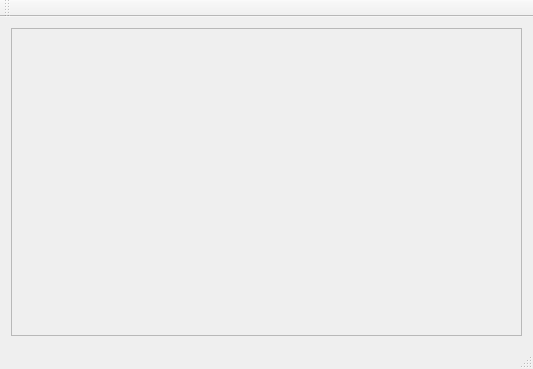
Qt form mainwindow.ui (max-tree/Heat-Transfer-App) before a commit.
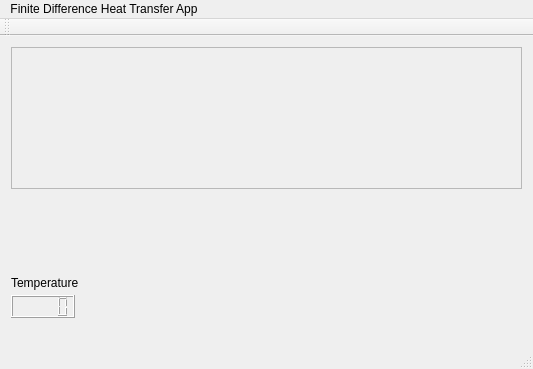
The same form after that commit.

Commit message: Got the Heat Transfer information into the mouse click callback function. It can now determine which node you are clicking on.

Diff of the .ui file:
```diff
--- a/mainwindow.ui
+++ b/mainwindow.ui
@@ -25,6 +25,33 @@
       </property>
      </widget>
     </item>
+    <item row="2" column="0">
+     <widget class="QWidget" name="temperatureReadings" native="true">
+      <widget class="QLCDNumber" name="lcdNumber">
+       <property name="geometry">
+        <rect>
+         <x>0</x>
+         <y>100</y>
+         <width>64</width>
+         <height>23</height>
+        </rect>
+       </property>
+      </widget>
+      <widget class="QLabel" name="label">
+       <property name="geometry">
+        <rect>
+         <x>0</x>
+         <y>80</y>
+         <width>81</width>
+         <height>16</height>
+        </rect>
+       </property>
+       <property name="text">
+        <string>Temperature</string>
+       </property>
+      </widget>
+     </widget>
+    </item>
    </layout>
   </widget>
   <widget class="QMenuBar" name="menuBar">
@@ -36,6 +63,12 @@
      <height>26</height>
     </rect>
    </property>
+   <widget class="QMenu" name="menuFinite_Difference_Heat_Transfer_App">
+    <property name="title">
+     <string>Finite Difference Heat Transfer App</string>
+    </property>
+   </widget>
+   <addaction name="menuFinite_Difference_Heat_Transfer_App"/>
   </widget>
   <widget class="QToolBar" name="mainToolBar">
    <attribute name="toolBarArea">
```
The commit also changes 5 other files.
